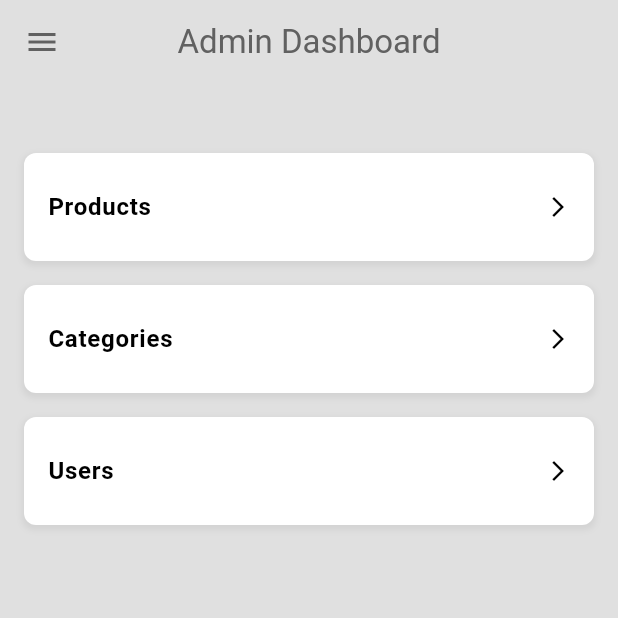
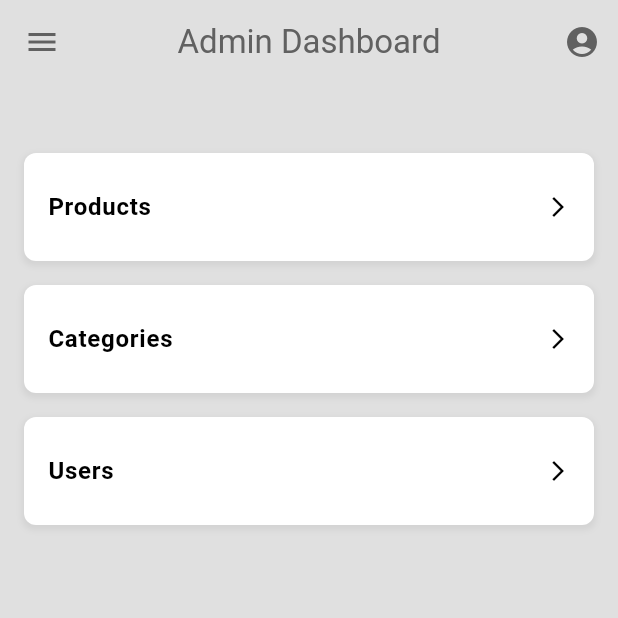
Before and after one commit to Evrz-Developers/babyparadise, a Flutter app: the AdminPage screen opened by its route, on a phone screen of 412 x 824 dp, the top half of it. Run offline on Flutter 3.47's test engine with Material 3 defaults, Android fonts, the phone set to English and light mode, and no system bars; our stand-ins replace cloud_firestore, firebase_auth, firebase_core, get, google_sign_in, sign_in_button; accounts and stored records are empty; generated files the repository leaves out were written again.

Commit message:
Add Profile icon to admin page header

```diff
--- a/lib/pages/admin_page.dart
+++ b/lib/pages/admin_page.dart
@@ -2,6 +2,7 @@ import 'package:firebase_auth/firebase_auth.dart';
 import 'package:flutter/material.dart';
 import 'package:marginpoint/components/custom_list_tile.dart';
 import 'package:marginpoint/components/drawer.dart';
+import 'package:marginpoint/pages/profile_page.dart';
 
 class AdminPage extends StatefulWidget {
   const AdminPage({super.key});
@@ -35,6 +36,17 @@ class _AdminPageState extends State<AdminPage> {
         elevation: 0,
         foregroundColor: Theme.of(context).colorScheme.inversePrimary,
         title: const Text('Admin Dashboard'),
+        actions: [
+          IconButton(
+            icon: const Icon(Icons.account_circle),
+            onPressed: () {
+              Navigator.push(
+                context,
+                MaterialPageRoute(builder: (context) => const ProfilePage()),
+              );
+            },
+          ),
+        ],
         centerTitle: true,
       ),
       body: ListView(
```
